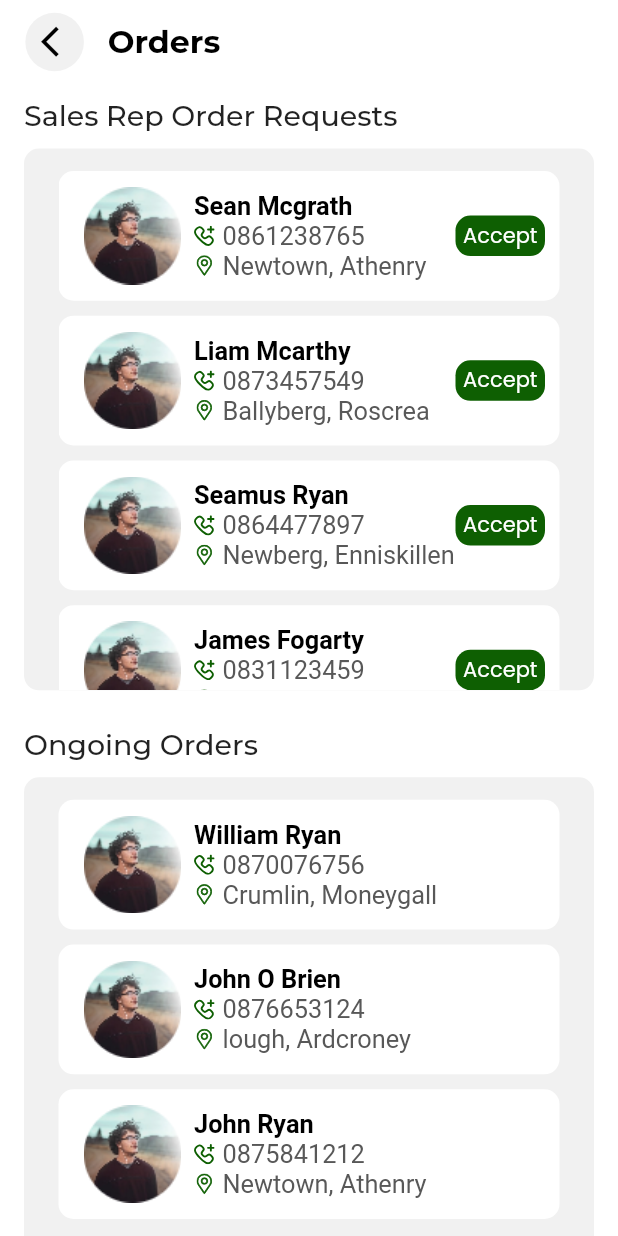
After one commit to sachingupta2006/farm_flow_delivery, a Flutter app: the OrderMain screen opened by its route, on a phone screen of 412 x 824 dp. The commit adds this screen. Run offline on Flutter 3.47's test engine with Material 2 defaults, Android fonts, the phone set to English and light mode, and no system bars; our stand-ins replace another_flushbar, flutter_screenutil, flutter_svg, flutter_switch, get, google_fonts and 6 more.

Commit message:
order main

```diff
--- /dev/null
+++ b/lib/View/Order/ongoingorderdata.dart
@@ -0,0 +1,23 @@
+List ongoingOrderMainData = [
+  {
+    "image": "assets/images/person.png",
+    "name": "William Ryan",
+    "route": "/contact",
+    "number": "0870076756",
+    "location": "Crumlin, Moneygall",
+  },
+  {
+    "image": "assets/images/person.png",
+    "name": "John O Brien",
+    "route": "/contact",
+    "number": "0876653124",
+    "location": "lough, Ardcroney",
+  },
+  {
+    "image": "assets/images/person.png",
+    "name": "John Ryan",
+    "route": "/contact",
+    "number": "0875841212",
+    "location": "Newtown, Athenry",
+  },
+];
--- /dev/null
+++ b/lib/View/Order/ordersmain.dart
@@ -0,0 +1,352 @@
+import 'package:farm_flow_delivery/Common/custom_appbar.dart';
+import 'package:farm_flow_delivery/Utils/colors.dart';
+import 'package:farm_flow_delivery/Utils/sized_box.dart';
+import 'package:farm_flow_delivery/View/Order/ongoingorderdata.dart';
+import 'package:farm_flow_delivery/View/Order/salesordermaindata.dart';
+import 'package:flutter/material.dart';
+import 'package:flutter_screenutil/flutter_screenutil.dart';
+import 'package:flutter_svg/flutter_svg.dart';
+import 'package:get/get.dart';
+import 'package:google_fonts/google_fonts.dart';
+
+class OrderMain extends StatefulWidget {
+  const OrderMain({super.key});
+
+  @override
+  State<OrderMain> createState() => _OrderMainState();
+}
+
+class _OrderMainState extends State<OrderMain> {
+  @override
+  Widget build(BuildContext context) {
+    return Scaffold(
+      appBar: AppBar(
+        backgroundColor: AppColors.white,
+        title: customAppBar(text: "Orders"),
+
+        // backgroundColor: Color(0xFFF5F8FA),
+        elevation: 0,
+        // shadowColor: Colors.black,
+        automaticallyImplyLeading: false,
+        titleSpacing: 0,
+      ),
+      body: SingleChildScrollView(
+        child: Column(
+          children: [
+            Padding(
+              padding: EdgeInsets.fromLTRB(16, 10, 16, 20),
+              child: Column(
+                children: [
+                  Row(
+                    mainAxisAlignment: MainAxisAlignment.start,
+                    children: [
+                      Text(
+                        "Sales Rep Order Requests",
+                        style: GoogleFonts.montserrat(
+                            fontWeight: FontWeight.w500, fontSize: 18.sp),
+                      ),
+                    ],
+                  ),
+                  sizedBoxHeight(10),
+                  Container(
+                    height: 370.h,
+                    width: 360.w,
+                    decoration: BoxDecoration(
+                      color: Color(0xFFF1F1F1),
+                      borderRadius: BorderRadius.circular(10),
+                    ),
+                    child: Padding(
+                      padding: const EdgeInsets.fromLTRB(23, 5, 23, 0),
+                      child: ListView.builder(
+                        shrinkWrap: true,
+                        physics: BouncingScrollPhysics(),
+                        itemCount: salesOrderMainData.length,
+                        itemBuilder: (_, index) {
+                          return InkWell(
+                            onTap: () {
+                              Get.toNamed(salesOrderMainData[index]["route"]);
+                            },
+                            child: SalesOrderMainTile(
+                                salesOrderMainData[index]["image"],
+                                salesOrderMainData[index]["name"],
+                                salesOrderMainData[index]["number"],
+                                salesOrderMainData[index]["location"]),
+                          );
+                        },
+                      ),
+                    ),
+                  ),
+                  sizedBoxHeight(25),
+                  Row(
+                    mainAxisAlignment: MainAxisAlignment.start,
+                    children: [
+                      Text(
+                        "Ongoing Orders",
+                        style: GoogleFonts.montserrat(
+                            fontWeight: FontWeight.w500, fontSize: 18.sp),
+                      ),
+                    ],
+                  ),
+                  sizedBoxHeight(10),
+                  Container(
+                    height: 370.h,
+                    width: 360.w,
+                    decoration: BoxDecoration(
+                      color: Color(0xFFF1F1F1),
+                      borderRadius: BorderRadius.circular(10),
+                    ),
+                    child: Padding(
+                      padding: const EdgeInsets.fromLTRB(23, 5, 23, 0),
+                      child: ListView.builder(
+                        shrinkWrap: true,
+                        physics: BouncingScrollPhysics(),
+                        itemCount: ongoingOrderMainData.length,
+                        itemBuilder: (_, index) {
+                          return InkWell(
+                            onTap: () {
+                              Get.toNamed(ongoingOrderMainData[index]["route"]);
+                            },
+                            child: OngoingOrderMainTile(
+                                ongoingOrderMainData[index]["image"],
+                                ongoingOrderMainData[index]["name"],
+                                ongoingOrderMainData[index]["number"],
+                                ongoingOrderMainData[index]["location"]),
+                          );
+                        },
+                      ),
+                    ),
+                  ),
+                  sizedBoxHeight(40.h)
+                ],
+              ),
+            ),
+          ],
+        ),
+      ),
+    );
+  }
+}
+
+Widget SalesOrderMainTile(
+    dynamic image, dynamic name, dynamic number, dynamic location) {
+  return Padding(
+    padding: const EdgeInsets.only(top: 10.0),
+    child: Container(
+      decoration: BoxDecoration(
+        borderRadius: BorderRadius.all(
+          Radius.circular(10),
+        ),
+        color: Color(0xFFFFFFFF),
+      ),
+      child: Column(
+        children: [
+          SizedBox(
+            height: 11.h,
+          ),
+          Row(
+            //mainAxisAlignment: MainAxisAlignment.start,
+            children: [
+              Padding(
+                padding: EdgeInsets.only(left: 16.w),
+                child: Container(
+                  decoration: BoxDecoration(
+                    borderRadius: BorderRadius.circular(60), //<-- SEE HERE
+                  ),
+                  child: Image.asset(image),
+                ),
+              ),
+              sizedBoxWidth(8.w),
+              SizedBox(
+                width: 165.w,
+                child: Column(
+                  crossAxisAlignment: CrossAxisAlignment.start,
+                  mainAxisAlignment: MainAxisAlignment.start,
+                  children: [
+                    RichText(
+                      overflow: TextOverflow.ellipsis,
+                      text: TextSpan(
+                        text: name,
+                        // "Roma dsouza",
+                        style: TextStyle(
+                          color: Colors.black,
+                          fontSize: 16.sp,
+                          fontWeight: FontWeight.w600,
+                        ),
+                      ),
+                    ),
+                    Row(
+                      children: [
+                        SvgPicture.asset(
+                          "assets/images/call.svg",
+                          width: 13.w,
+                          height: 13.w,
+                        ),
+                        sizedBoxWidth(5.w),
+                        RichText(
+                          text: TextSpan(
+                            text: number,
+                            // "0225845855",
+                            style: TextStyle(
+                              color: Color(0XFF585858),
+                              fontSize: 16.sp,
+                            ),
+                          ),
+                        ),
+                        Container()
+                      ],
+                    ),
+                    Row(
+                      crossAxisAlignment: CrossAxisAlignment.start,
+                      children: [
+                        Padding(
+                          padding: EdgeInsets.only(top: 3.h),
+                          child: SvgPicture.asset(
+                            "assets/images/locationconnect.svg",
+                            width: 13.w,
+                            height: 13.w,
+                          ),
+                        ),
+                        sizedBoxWidth(5.w),
+                        RichText(
+                          text: TextSpan(
+                            text: location,
+                            // "Canada",
+                            style: TextStyle(
+                              color: Color(0XFF585858),
+                              fontSize: 16.sp,
+                            ),
+                          ),
+                        )
+                      ],
+                    ),
+                  ],
+                ),
+              ),
+              Container(
+                decoration: BoxDecoration(
+                    color: AppColors.buttoncolour,
+                    borderRadius: BorderRadius.circular(10)),
+                child: Padding(
+                  padding: const EdgeInsets.fromLTRB(5.0, 3.0, 5.0, 3.0),
+                  child: Text(
+                    "Accept",
+                    style: TextStyle(color: Colors.white),
+                  ),
+                ),
+              )
+            ],
+          ),
+          SizedBox(
+            height: 11.h,
+          )
+        ],
+      ),
+    ),
+  );
+}
+
+Widget OngoingOrderMainTile(
+    dynamic image, dynamic name, dynamic number, dynamic location) {
+  return Padding(
+    padding: const EdgeInsets.only(top: 10.0),
+    child: Container(
+      decoration: BoxDecoration(
+        borderRadius: BorderRadius.all(
+          Radius.circular(10),
+        ),
+        color: Color(0xFFFFFFFF),
+      ),
+      child: Column(
+        children: [
+          SizedBox(
+            height: 11.h,
+          ),
+          Row(
+            //mainAxisAlignment: MainAxisAlignment.start,
+            children: [
+              Padding(
+                padding: EdgeInsets.only(left: 16.w),
+                child: Container(
+                  decoration: BoxDecoration(
+                    borderRadius: BorderRadius.circular(60), //<-- SEE HERE
+                  ),
+                  child: Image.asset(image),
+                ),
+              ),
+              sizedBoxWidth(8.w),
+              SizedBox(
+                width: 195.w,
+                child: Column(
+                  crossAxisAlignment: CrossAxisAlignment.start,
+                  mainAxisAlignment: MainAxisAlignment.start,
+                  children: [
+                    RichText(
+                      overflow: TextOverflow.ellipsis,
+                      text: TextSpan(
+                        text: name,
+                        // "Roma dsouza",
+                        style: TextStyle(
+                          color: Colors.black,
+                          fontSize: 16.sp,
+                          fontWeight: FontWeight.w600,
+                        ),
+                      ),
+                    ),
+                    Row(
+                      children: [
+                        SvgPicture.asset(
+                          "assets/images/call.svg",
+                          width: 13.w,
+                          height: 13.w,
+                        ),
+                        sizedBoxWidth(5.w),
+                        RichText(
+                          text: TextSpan(
+                            text: number,
+                            // "0225845855",
+                            style: TextStyle(
+                              color: Color(0XFF585858),
+                              fontSize: 16.sp,
+                            ),
+                          ),
+                        ),
+                        Container()
+                      ],
+                    ),
+                    Row(
+                      crossAxisAlignment: CrossAxisAlignment.start,
+                      children: [
+                        Padding(
+                          padding: EdgeInsets.only(top: 3.h),
+                          child: SvgPicture.asset(
+                            "assets/images/locationconnect.svg",
+                            width: 13.w,
+                            height: 13.w,
+                          ),
+                        ),
+                        sizedBoxWidth(5.w),
+                        RichText(
+                          text: TextSpan(
+                            text: location,
+                            // "Canada",
+                            style: TextStyle(
+                              color: Color(0XFF585858),
+                              fontSize: 16.sp,
+                            ),
+                          ),
+                        )
+                      ],
+                    ),
+                  ],
+                ),
+              ),
+            ],
+          ),
+          SizedBox(
+            height: 11.h,
+          )
+        ],
+      ),
+    ),
+  );
+}
--- /dev/null
+++ b/lib/View/Order/salesordermaindata.dart
@@ -0,0 +1,30 @@
+List salesOrderMainData = [
+  {
+    "image": "assets/images/person.png",
+    "name": "Sean Mcgrath",
+    "route": "/contact",
+    "number": "0861238765",
+    "location": "Newtown, Athenry",
+  },
+  {
+    "image": "assets/images/person.png",
+    "name": "Liam Mcarthy",
+    "route": "/contact",
+    "number": "0873457549",
+    "location": "Ballyberg, Roscrea",
+  },
+  {
+    "image": "assets/images/person.png",
+    "name": "Seamus Ryan",
+    "route": "/contact",
+    "number": "0864477897",
+    "location": "Newberg, Enniskillen",
+  },
+  {
+    "image": "assets/images/person.png",
+    "name": "James Fogarty",
+    "route": "/contact",
+    "number": "0831123459",
+    "location": "Newtown, Athenry",
+  },
+];
--- a/lib/View/Side Menu/SideMenu.dart
+++ b/lib/View/Side Menu/SideMenu.dart
@@ -2,7 +2,7 @@ import 'dart:math';
 import 'package:farm_flow_delivery/Utils/colors.dart';
 import 'package:farm_flow_delivery/Utils/sized_box.dart';
 import 'package:farm_flow_delivery/Utils/texts.dart';
-import 'package:farm_flow_delivery/View/Side%20Menu/Faqs/faqs.dart';
+import 'package:farm_flow_delivery/View/Order/ordersmain.dart';
 import 'package:farm_flow_delivery/View/dashboard.dart';
 import 'package:farm_flow_delivery/View/Profile/profile.dart';
 import 'package:flutter/material.dart';
@@ -26,7 +26,7 @@ class _SideMenuState extends State<SideMenu>
   late bool logedIn;
 
   var screens = [
-    const Faq(),
+    const OrderMain(),
     const Dashboard(),
     const Profile(),
   ];
--- a/lib/resources/routes/route_name.dart
+++ b/lib/resources/routes/route_name.dart
@@ -12,15 +12,13 @@ class RouteName {
   static const String notificationSettings = '/notificationSettings';
   static const String settings = '/settings';
   static const String orderdetailsotp = '/orderdetailsotp';
-
+  static const String ordermain = '/ordermain';
 
   // side menu
   static const String contact = '/contact';
   static const String faqs = '/faq';
-  static const String  feedBack = '/feedBack';
-  static const String  feedBackform = '/feedbackform';
+  static const String feedBack = '/feedBack';
+  static const String feedBackform = '/feedbackform';
   static const String contactus = '/contactus';
   static const String faqcontent = '/faqcontent';
-
-
 }
--- a/lib/resources/routes/routes.dart
+++ b/lib/resources/routes/routes.dart
@@ -2,6 +2,7 @@ import 'package:farm_flow_delivery/View/LoginScreen.dart';
 import 'package:farm_flow_delivery/View/Notification.dart';
 import 'package:farm_flow_delivery/View/NotificationSettings.dart';
 import 'package:farm_flow_delivery/View/Order/orderdetailsotp.dart';
+import 'package:farm_flow_delivery/View/Order/ordersmain.dart';
 import 'package:farm_flow_delivery/View/Settings.dart';
 import 'package:farm_flow_delivery/View/Side%20Menu/Faqs/orderfaq.dart';
 import 'package:farm_flow_delivery/View/Side%20Menu/contactUs.dart';
@@ -64,31 +65,29 @@ class AppRoutes {
           name: RouteName.settings,
           page: () => const Settings(),
         ),
-         GetPage(
+        GetPage(
           name: RouteName.feedBack,
           page: () => FeedBack(),
         ),
-         GetPage(
+        GetPage(
           name: RouteName.feedBackform,
           page: () => Feedbackform(),
         ),
-
-         GetPage(
+        GetPage(
           name: RouteName.contactus,
           page: () => ContactUs(),
         ),
-
-          GetPage(
+        GetPage(
           name: RouteName.faqcontent,
           page: () => Faqscontent(),
         ),
-
-          GetPage(
+        GetPage(
           name: RouteName.orderdetailsotp,
           page: () => Orderdetailsotp(),
         ),
-
-
-
+        GetPage(
+          name: RouteName.ordermain,
+          page: () => OrderMain(),
+        ),
       ];
 }
```
